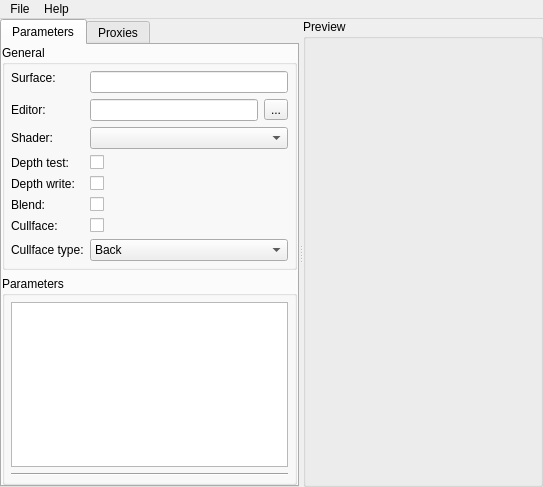
This is src/tools/lmteditor/window_editor.ui in BSOD-Games/lifeEngine as Qt 5 draws it before an edit. The edited form follows.
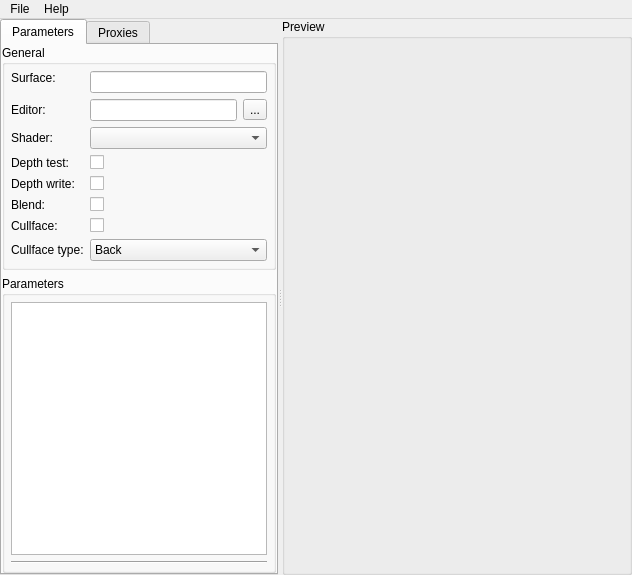
This is the edited form. Icons and pictures are not drawn. Custom widgets are drawn as their Qt base class.

Diff of the .ui file:
```diff
--- a/src/tools/lmteditor/window_editor.ui
+++ b/src/tools/lmteditor/window_editor.ui
@@ -6,8 +6,8 @@
    <rect>
     <x>0</x>
     <y>0</y>
-    <width>543</width>
-    <height>487</height>
+    <width>631</width>
+    <height>575</height>
    </rect>
   </property>
   <property name="minimumSize">
@@ -48,6 +48,12 @@
     </property>
     <item>
      <widget class="QSplitter" name="splitter">
+      <property name="sizePolicy">
+       <sizepolicy hsizetype="Expanding" vsizetype="Preferred">
+        <horstretch>0</horstretch>
+        <verstretch>0</verstretch>
+       </sizepolicy>
+      </property>
       <property name="autoFillBackground">
        <bool>false</bool>
       </property>
@@ -59,7 +65,7 @@
         <bool>true</bool>
        </property>
        <property name="sizePolicy">
-        <sizepolicy hsizetype="Preferred" vsizetype="Expanding">
+        <sizepolicy hsizetype="Minimum" vsizetype="Expanding">
          <horstretch>0</horstretch>
          <verstretch>0</verstretch>
         </sizepolicy>
@@ -130,7 +136,7 @@
             <item row="0" column="1">
              <widget class="QLineEdit" name="lineEdit_surface">
               <property name="sizePolicy">
-               <sizepolicy hsizetype="Expanding" vsizetype="Fixed">
+               <sizepolicy hsizetype="Minimum" vsizetype="Fixed">
                 <horstretch>0</horstretch>
                 <verstretch>0</verstretch>
                </sizepolicy>
@@ -316,7 +322,17 @@
              <number>6</number>
             </property>
             <item>
-             <widget class="QListWidget" name="listWidget_parameters"/>
+             <widget class="QListWidget" name="listWidget_parameters">
+              <property name="sizePolicy">
+               <sizepolicy hsizetype="Minimum" vsizetype="Expanding">
+                <horstretch>0</horstretch>
+                <verstretch>0</verstretch>
+               </sizepolicy>
+              </property>
+              <property name="contextMenuPolicy">
+               <enum>Qt::CustomContextMenu</enum>
+              </property>
+             </widget>
             </item>
             <item>
              <widget class="Line" name="line">
@@ -427,8 +443,8 @@
        </property>
        <property name="minimumSize">
         <size>
-         <width>240</width>
-         <height>0</height>
+         <width>350</width>
+         <height>554</height>
         </size>
        </property>
        <property name="title">
@@ -471,7 +487,7 @@
     <rect>
      <x>0</x>
      <y>0</y>
-     <width>543</width>
+     <width>631</width>
      <height>21</height>
     </rect>
    </property>
```
Left out of the diff: 14 changed lines with no effect on the pictures.
